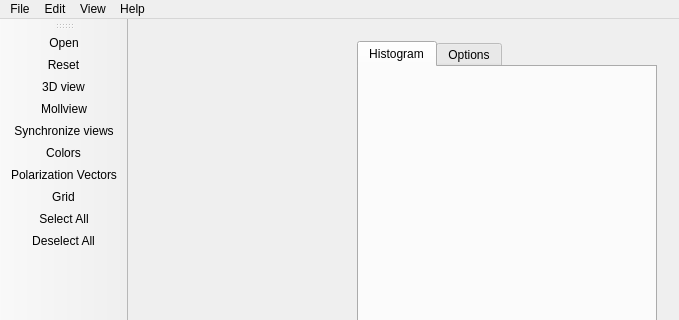
ATNoG/HealpixViewer, file src/mainwindow.ui: the form before one commit; both pictures show x 0 to 679 and y 0 to 320 of the 679 by 1000 pixel window.
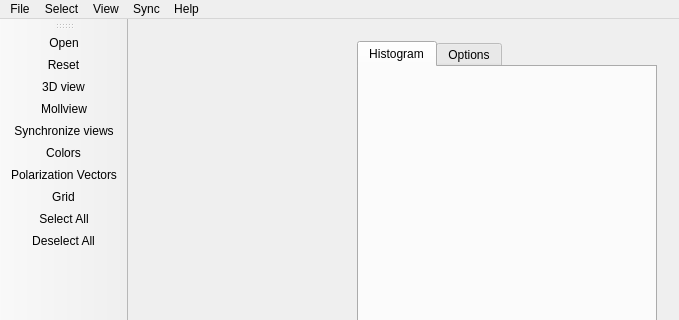
The form after the commit. Icons and pictures are not drawn. Custom widgets are drawn as their Qt base class.

Commit message: Added options to menu

Patch:
```diff
--- a/src/mainwindow.ui
+++ b/src/mainwindow.ui
@@ -207,25 +207,47 @@
     </property>
     <addaction name="actionExit"/>
    </widget>
-   <widget class="QMenu" name="menuEdit">
-    <property name="title">
-     <string>Edit</string>
-    </property>
-   </widget>
-   <widget class="QMenu" name="menuView">
-    <property name="title">
-     <string>View</string>
-    </property>
-   </widget>
    <widget class="QMenu" name="menuAbout">
     <property name="title">
      <string>Help</string>
     </property>
     <addaction name="actionAbout"/>
    </widget>
+   <widget class="QMenu" name="menuSynchronization">
+    <property name="title">
+     <string>Sync</string>
+    </property>
+    <addaction name="actionSync_all_maps"/>
+    <addaction name="actionSync_selected_maps"/>
+    <addaction name="actionStop_sync"/>
+   </widget>
+   <widget class="QMenu" name="menuSelect">
+    <property name="title">
+     <string>Select</string>
+    </property>
+    <addaction name="actionSelectAllViewports"/>
+    <addaction name="actionClearViewportSelection"/>
+   </widget>
+   <widget class="QMenu" name="menuView">
+    <property name="title">
+     <string>View</string>
+    </property>
+    <widget class="QMenu" name="menuProjection">
+     <property name="title">
+      <string>Projection</string>
+     </property>
+     <addaction name="action3D_Sphere"/>
+     <addaction name="actionMollweide"/>
+    </widget>
+    <addaction name="actionGrid"/>
+    <addaction name="actionShow_polarization_vectors"/>
+    <addaction name="actionReset_view"/>
+    <addaction name="menuProjection"/>
+   </widget>
    <addaction name="menuFile"/>
-   <addaction name="menuEdit"/>
+   <addaction name="menuSelect"/>
    <addaction name="menuView"/>
+   <addaction name="menuSynchronization"/>
    <addaction name="menuAbout"/>
   </widget>
   <widget class="QStatusBar" name="statusBar"/>
```
Left out of the diff: 80 changed lines with no effect on the pictures. The commit also changes 4 other files.
